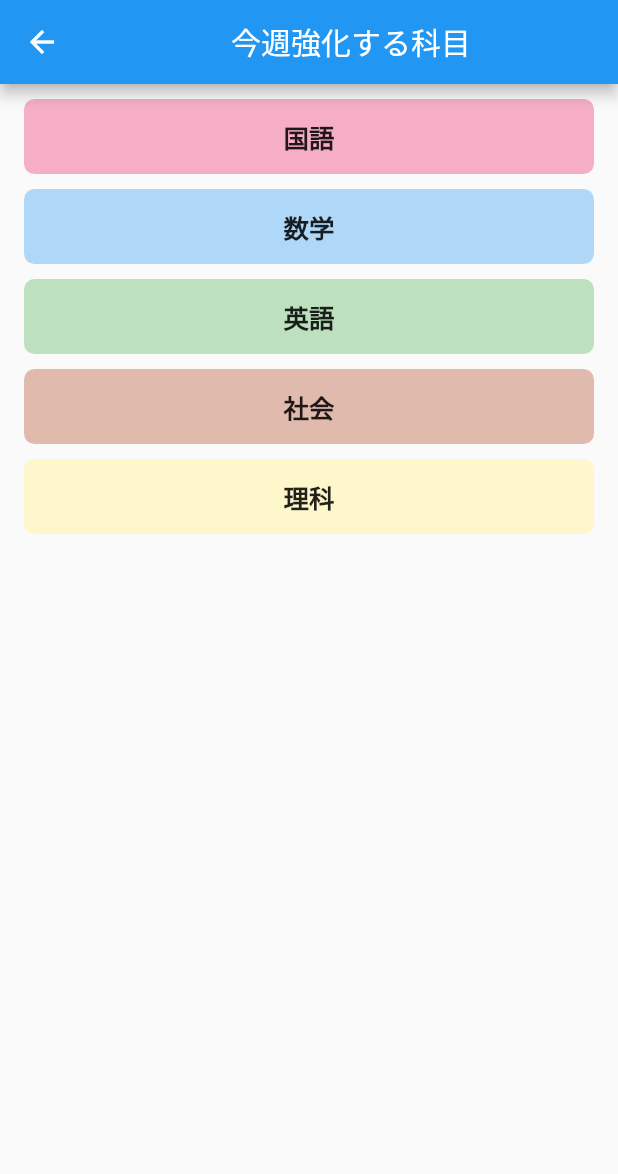
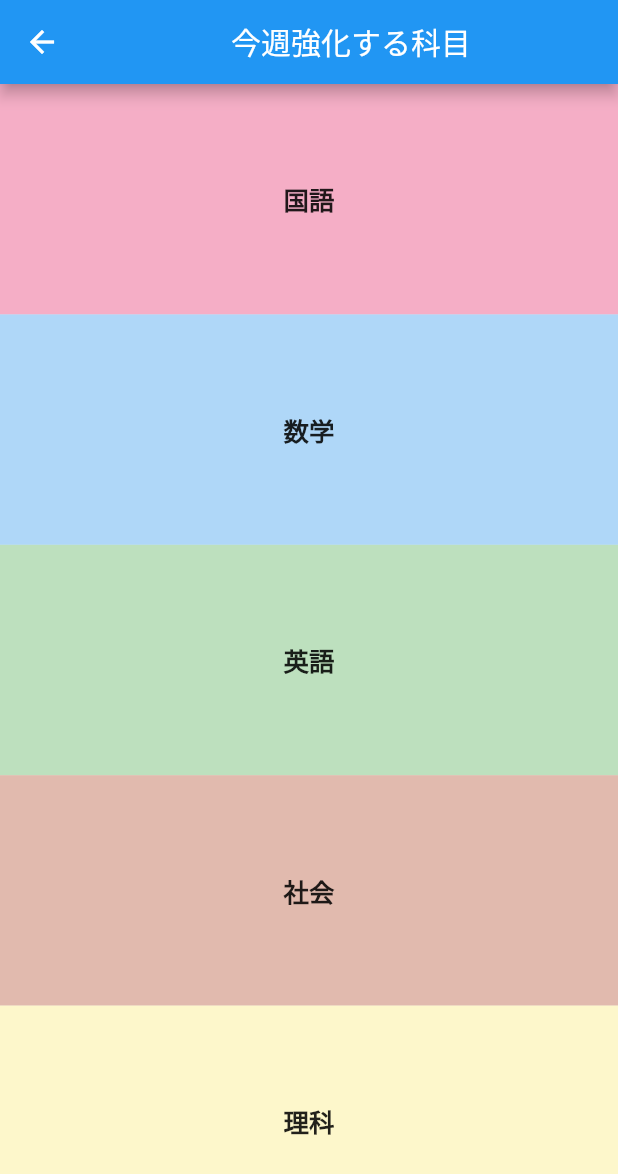
Before and after one commit to lasurstein/team4, a Flutter app: the HomeWork screen opened directly, on a phone screen of 412 x 824 dp. Shown: the top 1174 px of the screen. Run offline on Flutter 3.47's test engine with Material 2 defaults, Android fonts, the phone set to English and light mode, and no system bars.

Commit message:
Update kadai2.dart

```diff
--- a/lib/kadai2.dart
+++ b/lib/kadai2.dart
@@ -11,6 +11,8 @@ class HomeWork extends StatefulWidget {
 }
 
 class _HomeWorkState extends State<HomeWork> {
+  var height = AppBar().preferredSize.height;
+
   final List<HomeWorkDetail> homeWorkList = HomeWorkDetail.getHomeWorkDetail();
 
   static int _japanese = 0;
@@ -41,15 +43,16 @@ class _HomeWorkState extends State<HomeWork> {
       onTap: () => {
 //                     _navigateToNext(context, homeworkdetail.subject)
       },
-      child: Padding(
-        padding: const EdgeInsets.only(left: 16.0, right: 16.0, top: 10),
+//      child: Padding(
+//        padding: const EdgeInsets.only(left: 16.0, right: 16.0, top: 10),
         child: Container(
           width: MediaQuery.of(context).size.width,
-          height: 50.0,
+          height: (MediaQuery.of(context).size.height-height)/5,
           //margin: EdgeInsets.all(10.0),
           decoration: BoxDecoration(
               color: HexColor(homeworkdetail.color).withOpacity(0.5),
-              borderRadius: BorderRadius.circular(7.0)),
+//              borderRadius: BorderRadius.circular(7.0)
+              ),
           child: Center(
             child: Text(
               homeworkdetail.subject,
@@ -57,7 +60,7 @@ class _HomeWorkState extends State<HomeWork> {
             ),
           ),
         ),
-      ),
+//      ),
     );
   }
 //  void _navigateToNext(BuildContext context, String sub) {
```
